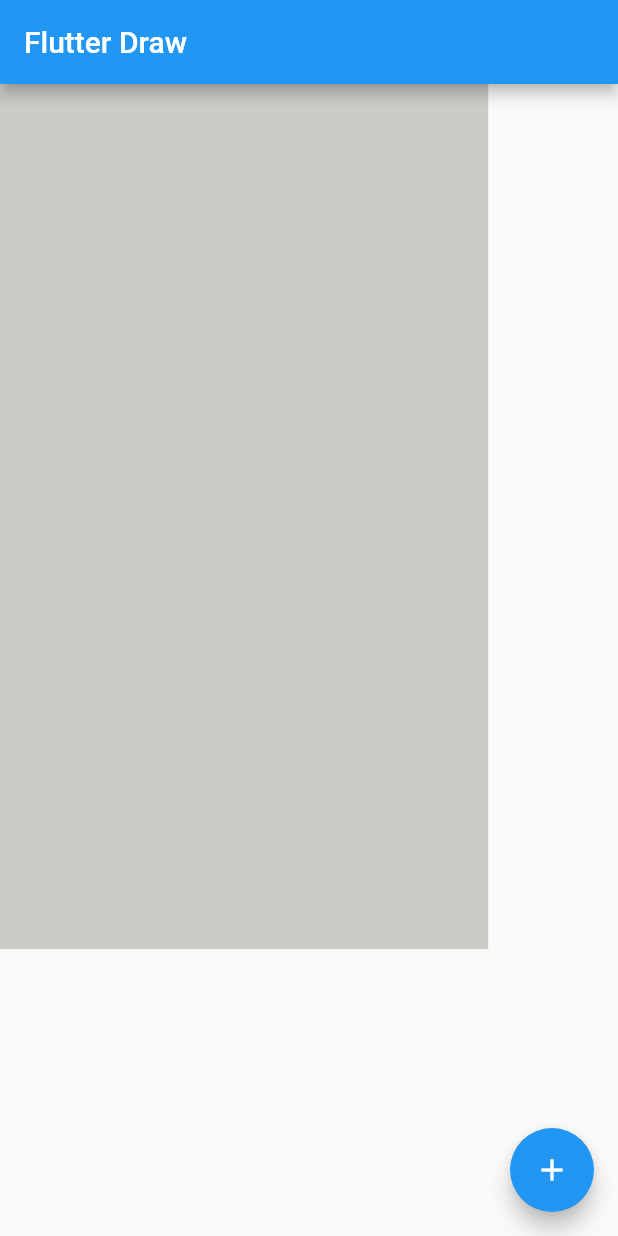
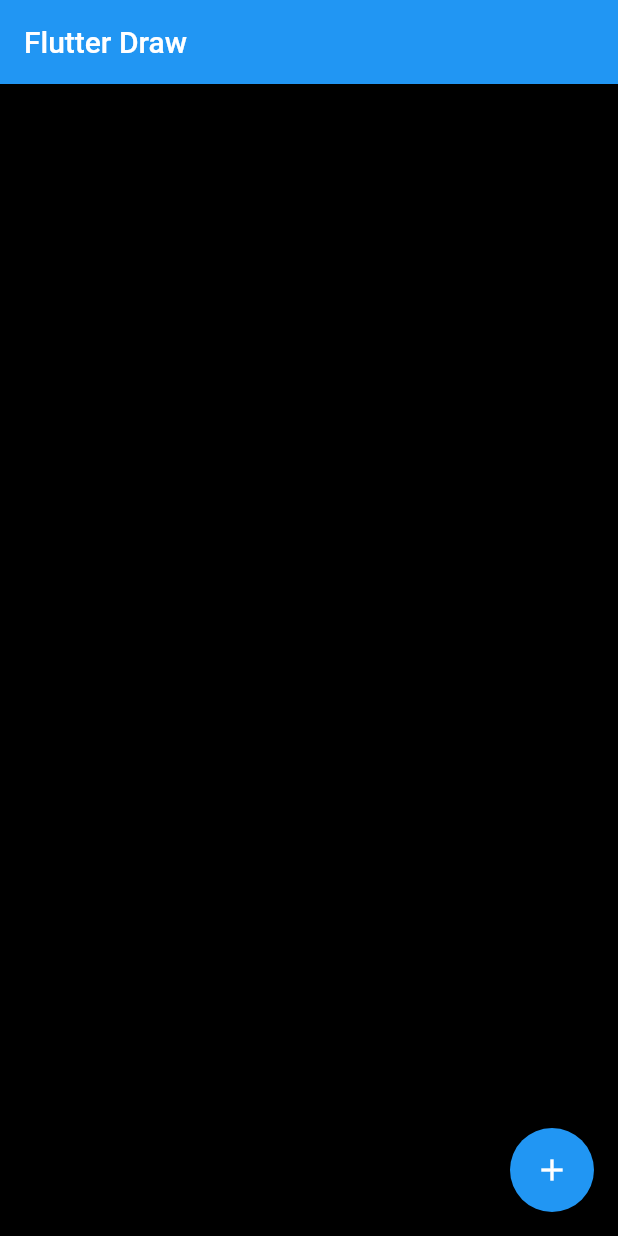
Before and after one commit to currobellas/FlutterDraw, a Flutter app: the screen it shows after launch, on a phone screen of 412 x 824 dp. Run offline on Flutter 3.47's test engine with Material 2 defaults, Android fonts, the phone set to English and light mode, and no system bars.

Commit message:
Pequñoas mejoras

```diff
--- a/flutter_draw/lib/blackboard.dart
+++ b/flutter_draw/lib/blackboard.dart
@@ -137,8 +137,8 @@ class _BlackboardState extends State<Blackboard> {
     _hFirma = _wExterno;//_hExterno * 0.6;
     _wFirma = _wExterno;
 
-    _offsetX = (_w - _wExterno) / 2;
-    _offsetY = (_h - _hExterno) / 2;
+    _offsetX = 0.0;//(_w - _wExterno) / 2;
+    _offsetY = 0.0;//(_h - _hExterno) / 2;
 
     print(_h* MediaQuery.of(context).devicePixelRatio);
     //print('estado'+widget?.aImagen?.imagen?.toString());
@@ -154,25 +154,20 @@ class _BlackboardState extends State<Blackboard> {
       onPanEnd: _panEnd,
       onPanUpdate: _panUpdate,
       child: Container(
-        color: Color.fromARGB(240, 250, 250, 200),
-        height: _hExterno,
+        color: Colors.black,
+        height: _h,
         //H ext
-        width: _wExterno,
+        width: _w,
         //W ext Es el máximo de w que se puede poner el el iphone 10,
-        child: new Container(
-          color: Color.fromARGB(240, 200, 200, 200),
-          height: _hFirma,
-          width: _wFirma,
         child: new CustomPaint(
           foregroundPainter: new MyPainter(
-              lineColor: Color.fromARGB(240, 0, 0, 100),
-              completeColor: Colors.blueAccent,
+            lineColor: Colors.white,
+            completeColor: Colors.red,
             aImg: widget.aImagen,
             width: 4.0,
             //Grosor de la línea
             anchoZonaFirma: (_wFirma* (Theme.of(context).platform == TargetPlatform.iOS?MediaQuery.of(context).devicePixelRatio:1)).toInt() ,
             paths: paths,
-            ),
           ),
         ),
       ),
```
Lines whose indentation alone changed are shown as unchanged.
